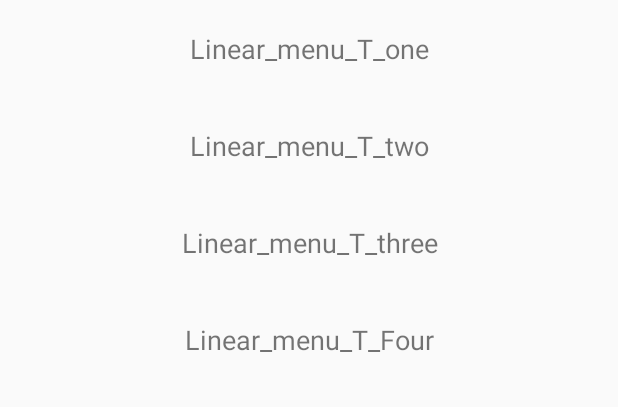
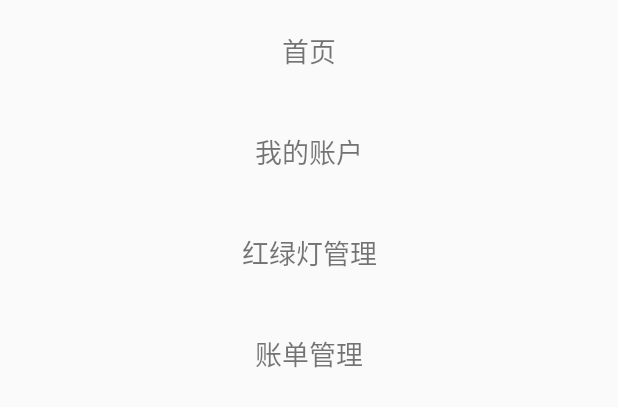
Before and after one commit to LiMouo/Train_2, an Android app: the layout linear_menu.xml on its own in the app's theme, with its tools: preview values and no code run, on a phone screen of 412 x 824 dp. Shown: the top 407 px of the screen. Run offline under Robolectric (Android 15) with nearby library versions, the phone set to English and light mode, and no system bars.

Commit message:
解决返回BUG,增加侧滑菜单栏跳转当前Activity的逻辑处理

```diff
--- a/app/src/main/res/layout/linear_menu.xml
+++ b/app/src/main/res/layout/linear_menu.xml
@@ -3,32 +3,32 @@
     android:orientation="vertical" android:layout_width="match_parent"
     android:layout_height="match_parent">
     <TextView
-        android:id="@+id/one"
+        android:id="@+id/T_Mainactivity"
         android:gravity="center"
-        android:text="Linear_menu_T_one"
+        android:text="首页"
         android:layout_width="match_parent"
         android:layout_height="wrap_content"
         android:layout_margin="20dp"
         android:textSize="18dp"/>
     <TextView
-        android:id="@+id/two"
+        android:id="@+id/T_ETCactivity"
         android:gravity="center"
-        android:text="Linear_menu_T_two"
+        android:text="我的账户"
         android:layout_width="match_parent"
         android:layout_height="wrap_content"
         android:layout_margin="20dp"
         android:textSize="18dp"/>
     <TextView
-        android:id="@+id/three"
-        android:text="Linear_menu_T_three"
+        android:id="@+id/T_RedGreedactivity"
+        android:text="红绿灯管理"
         android:gravity="center"
         android:layout_width="match_parent"
         android:layout_height="wrap_content"
         android:layout_margin="20dp"
         android:textSize="18dp"/>
     <TextView
-        android:id="@+id/four"
-        android:text="Linear_menu_T_Four"
+        android:id="@+id/T_Manageractivity"
+        android:text="账单管理"
         android:gravity="center"
         android:layout_width="match_parent"
         android:layout_height="wrap_content"
```
Also changed, not shown: app/src/main/java/com/ziker/train/Utils/Menu.java (+31 -26 lines), app/src/main/java/com/ziker/train/Utils/MyAppCompatActivity.java (+17 -4 lines), app/src/main/res/layout/my_menu.xml (deleted, +0 -35 lines).
